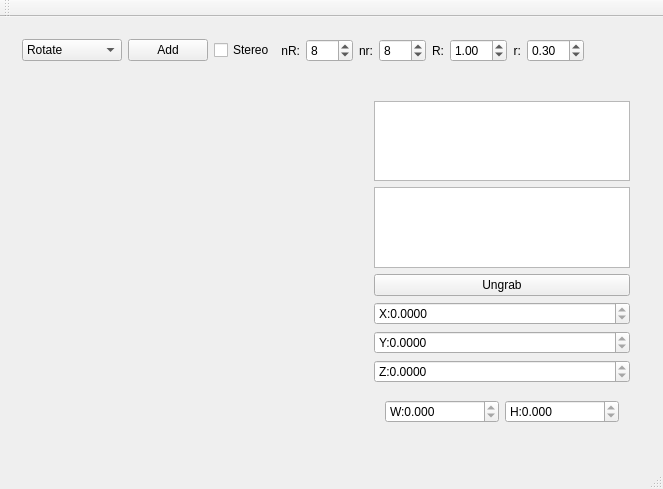
Before: the Qt Designer form mainwindow.ui in tamkderplar/MG1, drawn with Qt 5.
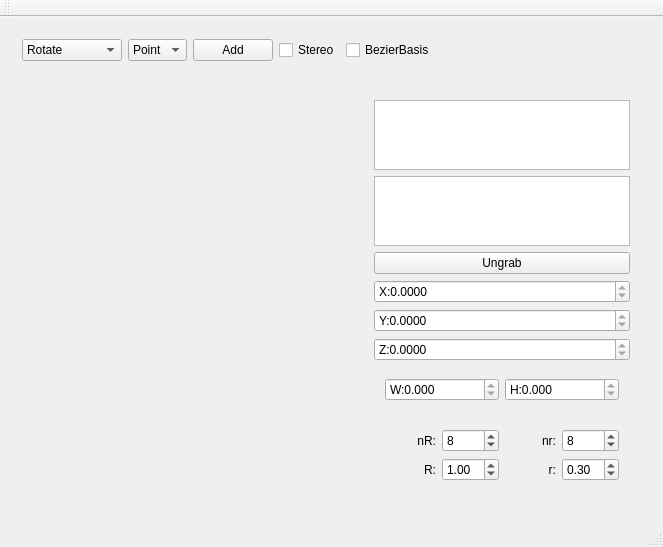
After: the same form once the commit is applied. Custom widgets are drawn as their Qt base class.

Commit message: Proper BSpline basis. Cotrol over bspline by Bezier points. C0 Bezier curve. Keyboard controls. Control polygons.

```diff
--- a/mainwindow.ui
+++ b/mainwindow.ui
@@ -7,7 +7,7 @@
     <x>0</x>
     <y>0</y>
     <width>663</width>
-    <height>489</height>
+    <height>519</height>
    </rect>
   </property>
   <property name="windowTitle">
@@ -53,6 +53,25 @@
          </item>
         </widget>
        </item>
+       <item>
+        <widget class="QComboBox" name="cb_type">
+         <item>
+          <property name="text">
+           <string>Point</string>
+          </property>
+         </item>
+         <item>
+          <property name="text">
+           <string>C0</string>
+          </property>
+         </item>
+         <item>
+          <property name="text">
+           <string>C2</string>
+          </property>
+         </item>
+        </widget>
+       </item>
        <item>
         <widget class="QPushButton" name="pb_AddObject">
          <property name="text">
@@ -68,94 +87,9 @@
         </widget>
        </item>
        <item>
-        <widget class="QLabel" name="label_torusnR">
+        <widget class="QCheckBox" name="cb_spline">
          <property name="text">
-          <string>nR:</string>
-         </property>
-         <property name="alignment">
-          <set>Qt::AlignRight|Qt::AlignTrailing|Qt::AlignVCenter</set>
-         </property>
-        </widget>
-       </item>
-       <item>
-        <widget class="QSpinBox" name="sb_torusnR">
-         <property name="minimum">
-          <number>3</number>
-         </property>
-         <property name="maximum">
-          <number>999</number>
-         </property>
-         <property name="value">
-          <number>8</number>
-         </property>
-        </widget>
-       </item>
-       <item>
-        <widget class="QLabel" name="label_torusnr">
-         <property name="text">
-          <string>nr:</string>
-         </property>
-         <property name="alignment">
-          <set>Qt::AlignRight|Qt::AlignTrailing|Qt::AlignVCenter</set>
-         </property>
-        </widget>
-       </item>
-       <item>
-        <widget class="QSpinBox" name="sb_torusnr">
-         <property name="minimum">
-          <number>3</number>
-         </property>
-         <property name="maximum">
-          <number>999</number>
-         </property>
-         <property name="value">
-          <number>8</number>
-         </property>
-        </widget>
-       </item>
-       <item>
-        <widget class="QLabel" name="label_torusR">
-         <property name="text">
-          <string>R:</string>
-         </property>
-         <property name="alignment">
-          <set>Qt::AlignRight|Qt::AlignTrailing|Qt::AlignVCenter</set>
-         </property>
-        </widget>
-       </item>
-       <item>
-        <widget class="QDoubleSpinBox" name="dsb_torusR">
-         <property name="minimum">
-          <double>0.010000000000000</double>
-         </property>
-         <property name="singleStep">
-          <double>0.100000000000000</double>
-         </property>
-         <property name="value">
-          <double>1.000000000000000</double>
-         </property>
-        </widget>
-       </item>
-       <item>
-        <widget class="QLabel" name="label_torusr">
-         <property name="text">
-          <string>r:</string>
-         </property>
-         <property name="alignment">
-          <set>Qt::AlignRight|Qt::AlignTrailing|Qt::AlignVCenter</set>
-         </property>
-        </widget>
-       </item>
-       <item>
-        <widget class="QDoubleSpinBox" name="dsb_torusr">
-         <property name="minimum">
-          <double>0.010000000000000</double>
-         </property>
-         <property name="singleStep">
-          <double>0.100000000000000</double>
-         </property>
-         <property name="value">
-          <double>0.300000000000000</double>
+          <string>BezierBasis</string>
          </property>
         </widget>
        </item>
@@ -325,6 +259,104 @@
             </layout>
            </widget>
           </item>
+          <item>
+           <widget class="QWidget" name="widget_4" native="true">
+            <layout class="QGridLayout" name="gridLayout">
+             <item row="0" column="0">
+              <widget class="QLabel" name="label_torusnR">
+               <property name="text">
+                <string>nR:</string>
+               </property>
+               <property name="alignment">
+                <set>Qt::AlignRight|Qt::AlignTrailing|Qt::AlignVCenter</set>
+               </property>
+              </widget>
+             </item>
+             <item row="0" column="1">
+              <widget class="QSpinBox" name="sb_torusnR">
+               <property name="minimum">
+                <number>3</number>
+               </property>
+               <property name="maximum">
+                <number>999</number>
+               </property>
+               <property name="value">
+                <number>8</number>
+               </property>
+              </widget>
+             </item>
+             <item row="0" column="2">
+              <widget class="QLabel" name="label_torusnr">
+               <property name="text">
+                <string>nr:</string>
+               </property>
+               <property name="alignment">
+                <set>Qt::AlignRight|Qt::AlignTrailing|Qt::AlignVCenter</set>
+               </property>
+              </widget>
+             </item>
+             <item row="0" column="3">
+              <widget class="QSpinBox" name="sb_torusnr">
+               <property name="minimum">
+                <number>3</number>
+               </property>
+               <property name="maximum">
+                <number>999</number>
+               </property>
+               <property name="value">
+                <number>8</number>
+               </property>
+              </widget>
+             </item>
+             <item row="1" column="0">
+              <widget class="QLabel" name="label_torusR">
+               <property name="text">
+                <string>R:</string>
+               </property>
+               <property name="alignment">
+                <set>Qt::AlignRight|Qt::AlignTrailing|Qt::AlignVCenter</set>
+               </property>
+              </widget>
+             </item>
+             <item row="1" column="1">
+              <widget class="QDoubleSpinBox" name="dsb_torusR">
+               <property name="minimum">
+                <double>0.010000000000000</double>
+               </property>
+               <property name="singleStep">
+                <double>0.100000000000000</double>
+               </property>
+               <property name="value">
+                <double>1.000000000000000</double>
+               </property>
+              </widget>
+             </item>
+             <item row="1" column="2">
+              <widget class="QLabel" name="label_torusr">
+               <property name="text">
+                <string>r:</string>
+               </property>
+               <property name="alignment">
+                <set>Qt::AlignRight|Qt::AlignTrailing|Qt::AlignVCenter</set>
+               </property>
+              </widget>
+             </item>
+             <item row="1" column="3">
+              <widget class="QDoubleSpinBox" name="dsb_torusr">
+               <property name="minimum">
+                <double>0.010000000000000</double>
+               </property>
+               <property name="singleStep">
+                <double>0.100000000000000</double>
+               </property>
+               <property name="value">
+                <double>0.300000000000000</double>
+               </property>
+              </widget>
+             </item>
+            </layout>
+           </widget>
+          </item>
          </layout>
         </widget>
        </item>
```
Left out of the diff: 9 changed lines with no effect on the pictures. The commit also changes 18 other files.
